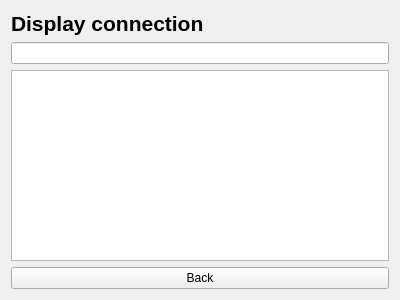
This is displayconnection.ui in AndriM/Vika3 as Qt 5 draws it before an edit. The edited form follows.
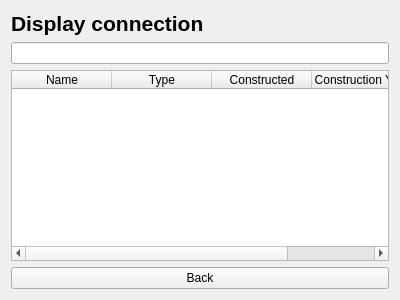
This is the edited form.

What changed in the file:
```diff
--- a/displayconnection.ui
+++ b/displayconnection.ui
@@ -14,6 +14,9 @@
    <string>Connections</string>
   </property>
   <layout class="QGridLayout" name="gridLayout">
+   <item row="2" column="0">
+    <widget class="QLineEdit" name="lineEdit"/>
+   </item>
    <item row="0" column="0">
     <widget class="QLabel" name="label">
      <property name="font">
@@ -28,23 +31,55 @@
      </property>
     </widget>
    </item>
-   <item row="1" column="0">
-    <widget class="QLineEdit" name="lineEdit"/>
-   </item>
-   <item row="2" column="0">
-    <widget class="QColumnView" name="columnView">
-     <property name="selectionBehavior">
-      <enum>QAbstractItemView::SelectRows</enum>
-     </property>
-    </widget>
-   </item>
-   <item row="3" column="0">
+   <item row="4" column="0">
     <widget class="QPushButton" name="backButton">
      <property name="text">
       <string>Back</string>
      </property>
     </widget>
    </item>
+   <item row="3" column="0">
+    <widget class="QTableWidget" name="comp_table">
+     <property name="editTriggers">
+      <set>QAbstractItemView::NoEditTriggers</set>
+     </property>
+     <property name="alternatingRowColors">
+      <bool>true</bool>
+     </property>
+     <property name="selectionBehavior">
+      <enum>QAbstractItemView::SelectRows</enum>
+     </property>
+     <property name="showGrid">
+      <bool>false</bool>
+     </property>
+     <property name="sortingEnabled">
+      <bool>true</bool>
+     </property>
+     <attribute name="horizontalHeaderStretchLastSection">
+      <bool>true</bool>
+     </attribute>
+     <column>
+      <property name="text">
+       <string>Name</string>
+      </property>
+     </column>
+     <column>
+      <property name="text">
+       <string>Type</string>
+      </property>
+     </column>
+     <column>
+      <property name="text">
+       <string>Constructed</string>
+      </property>
+     </column>
+     <column>
+      <property name="text">
+       <string>Construction Year</string>
+      </property>
+     </column>
+    </widget>
+   </item>
   </layout>
  </widget>
  <resources/>
```
